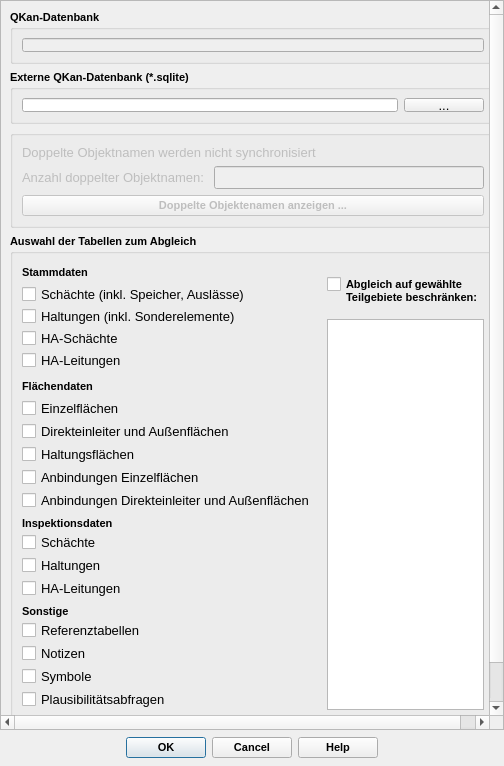
Before: the Qt Designer form qkan/sync/res/compare_dialog_base.ui in SonkeHoffmann/QKan-1, drawn with Qt 5.
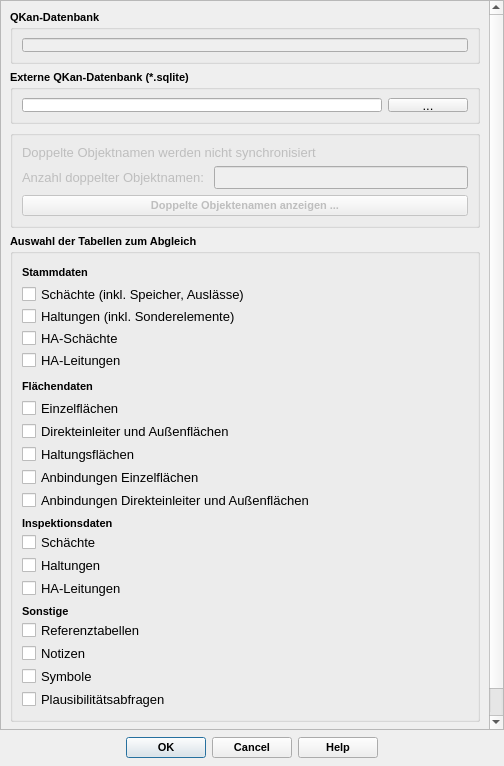
After: the same form once the commit is applied. Icons and pictures are not drawn.

Diff of the .ui file:
```diff
--- a/qkan/sync/res/compare_dialog_base.ui
+++ b/qkan/sync/res/compare_dialog_base.ui
@@ -60,8 +60,8 @@
        <rect>
         <x>0</x>
         <y>0</y>
-        <width>502</width>
-        <height>728</height>
+        <width>485</width>
+        <height>750</height>
        </rect>
       </property>
       <layout class="QVBoxLayout" name="verticalLayout_10">
@@ -354,7 +354,7 @@
          <property name="checkable">
           <bool>false</bool>
          </property>
-         <layout class="QHBoxLayout" name="horizontalLayout_4" stretch="0,0">
+         <layout class="QHBoxLayout" name="horizontalLayout_4" stretch="0">
           <property name="spacing">
            <number>12</number>
           </property>
@@ -864,43 +864,6 @@
             </item>
            </layout>
           </item>
-          <item>
-           <layout class="QVBoxLayout" name="verticalLayout_7" stretch="0,1">
-            <item>
-             <widget class="QCheckBox" name="cb_teilgebiete">
-              <property name="font">
-               <font>
-                <family>Tahoma</family>
-                <pointsize>8</pointsize>
-                <weight>75</weight>
-                <bold>true</bold>
-               </font>
-              </property>
-              <property name="toolTip">
-               <string>&lt;html&gt;&lt;head/&gt;&lt;body&gt;&lt;p&gt;alle Datensätze&lt;/p&gt;&lt;/body&gt;&lt;/html&gt;</string>
-              </property>
-              <property name="text">
-               <string>
-Abgleich auf gewählte
-Teilgebiete beschränken:</string>
-              </property>
-             </widget>
-            </item>
-            <item>
-             <widget class="QListWidget" name="lw_teilgebiete">
-              <property name="toolTip">
-               <string>&lt;html&gt;&lt;head/&gt;&lt;body&gt;&lt;p&gt;Auswahl Teilgebiete. Strg + Klick ändert Auswahlstatus, Shift + Klick erweitert Auswahlbereich&lt;/p&gt;&lt;/body&gt;&lt;/html&gt;</string>
-              </property>
-              <property name="statusTip">
-               <string>Auswahl Teilgebiete. Strg + Klick ändert Auswahlstatus, Shift + Klick erweitert Auswahlbereich</string>
-              </property>
-              <property name="selectionMode">
-               <enum>QAbstractItemView::ExtendedSelection</enum>
-              </property>
-             </widget>
-            </item>
-           </layout>
-          </item>
          </layout>
         </widget>
        </item>
```
